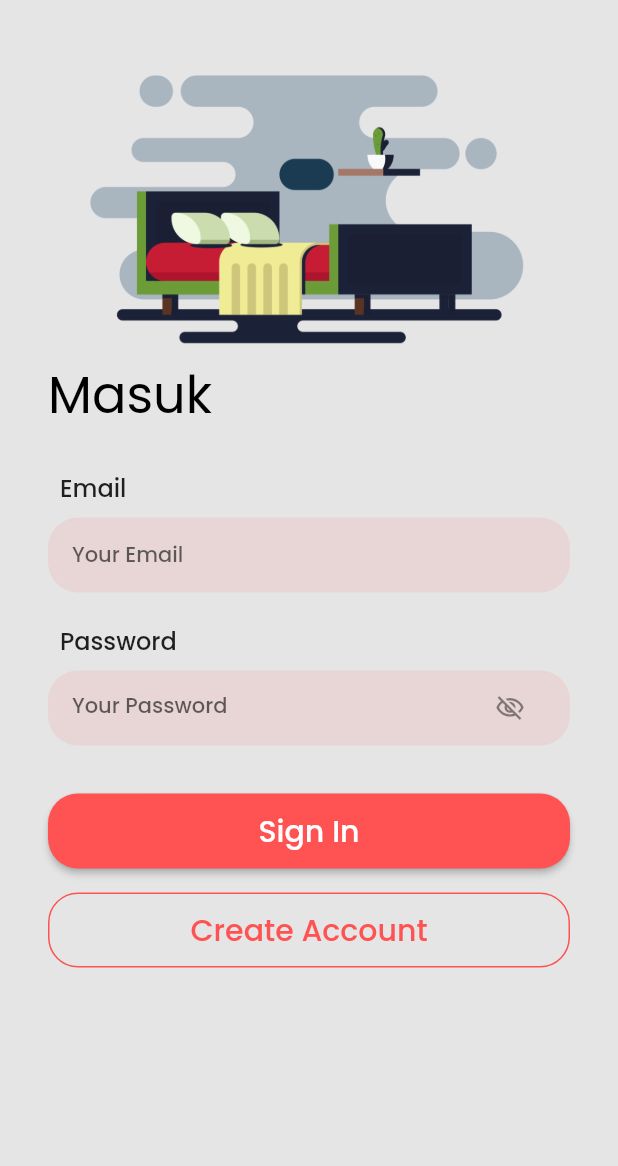
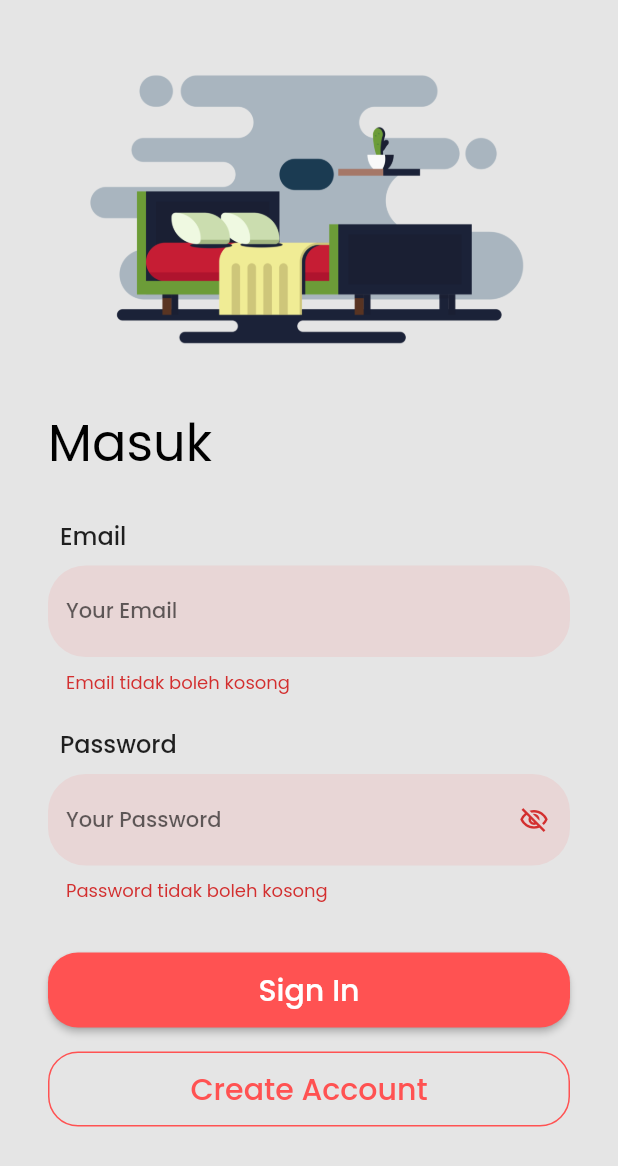
Before and after one commit to ianahmfac/Ala-Kosan, a Flutter app: the LoginPage screen opened directly, after a tap on "Sign In", on a phone screen of 412 x 824 dp. Shown: the top 1166 px of the screen. Run offline on Flutter 3.47's test engine with Material 2 defaults, Android fonts, the light colour scheme and no system bars; our stand-ins replace google_fonts, shared_preferences; accounts and stored records are empty.

Commit message:
Design UI Sign Up Page

```diff
--- a/lib/helpers/constants.dart
+++ b/lib/helpers/constants.dart
@@ -18,4 +18,11 @@ class Constants {
       "image": "assets/images/onboard-save-money.png",
     },
   ];
+
+  static bool isValidEmail(String email) {
+    bool regex = RegExp(
+            r"^[a-zA-Z0-9.a-zA-Z0-9.!#$%&'*+-/=?^_`{|}~]+@[a-zA-Z0-9]+\.[a-zA-Z]+")
+        .hasMatch(email);
+    return regex;
+  }
 }
--- a/lib/main.dart
+++ b/lib/main.dart
@@ -1,3 +1,4 @@
+import 'package:ala_kosan/pages.dart/signup_page.dart';
 import 'package:ala_kosan/pages.dart/wrapper.dart';
 import 'package:ala_kosan/shared/themes.dart';
 import 'package:flutter/cupertino.dart';
@@ -27,6 +28,9 @@ class MyApp extends StatelessWidget {
           textTheme: GoogleFonts.poppinsTextTheme(),
         ),
         home: Wrapper(),
+        routes: {
+          SignUpPage.routeName: (ctx) => SignUpPage(),
+        },
       ),
     );
   }
--- a/lib/pages.dart/login_page.dart
+++ b/lib/pages.dart/login_page.dart
@@ -1,14 +1,11 @@
+import 'package:ala_kosan/helpers/constants.dart';
+import 'package:ala_kosan/pages.dart/signup_page.dart';
 import 'package:ala_kosan/shared/device.dart';
 import 'package:ala_kosan/shared/themes.dart';
 import 'package:ala_kosan/widgets/container_form.dart';
 import 'package:flutter/material.dart';
 
-class LoginPage extends StatefulWidget {
-  @override
-  _LoginPageState createState() => _LoginPageState();
-}
-
-class _LoginPageState extends State<LoginPage> {
+class LoginPage extends StatelessWidget {
   @override
   Widget build(BuildContext context) {
     return Scaffold(
@@ -18,12 +15,14 @@ class _LoginPageState extends State<LoginPage> {
           crossAxisAlignment: CrossAxisAlignment.start,
           children: [
             SafeArea(
+              bottom: false,
               child: Image.asset(
                 "assets/images/gummy-bed.png",
                 height: heightOfDevice(context) * 0.25,
                 width: double.infinity,
               ),
             ),
+            SizedBox(height: 32),
             Text(
               "Masuk",
               style: contentTitle2(context),
@@ -43,11 +42,21 @@ class SignInForm extends StatefulWidget {
 }
 
 class _SignInFormState extends State<SignInForm> {
-  GlobalKey _formKey = GlobalKey<FormState>();
-  GlobalKey _emailKey = GlobalKey<FormFieldState>();
-  GlobalKey _passwordKey = GlobalKey<FormFieldState>();
+  final _formKey = GlobalKey<FormState>();
+  final _emailKey = GlobalKey<FormFieldState>();
+  final _passwordKey = GlobalKey<FormFieldState>();
+
+  String _email;
+  String _password;
 
   bool _isSecure = true;
+
+  void _signIn() async {
+    FocusManager.instance.primaryFocus.unfocus();
+    if (!_formKey.currentState.validate()) return;
+    _formKey.currentState.save();
+    print("$_email \n $_password");
+  }
 
   @override
   Widget build(BuildContext context) {
@@ -65,8 +74,24 @@ class _SignInFormState extends State<SignInForm> {
               autocorrect: false,
               decoration: InputDecoration(
                 hintText: "Your Email",
-                border: InputBorder.none,
+                border: OutlineInputBorder(
+                  borderRadius: BorderRadius.circular(25),
+                  borderSide: BorderSide.none,
+                ),
+                filled: true,
+                fillColor: primaryColor.withOpacity(0.1),
               ),
+              onChanged: (value) async {
+                await Future.delayed(Duration(seconds: 1));
+                _emailKey.currentState.validate();
+              },
+              onSaved: (newValue) => _email = newValue,
+              validator: (value) {
+                if (value.trim().isEmpty) return "Email tidak boleh kosong";
+                if (!Constants.isValidEmail(value))
+                  return "Format email tidak valid";
+                return null;
+              },
             ),
           ),
           SizedBox(height: 12),
@@ -81,7 +106,12 @@ class _SignInFormState extends State<SignInForm> {
               enableSuggestions: false,
               decoration: InputDecoration(
                 hintText: "Your Password",
-                border: InputBorder.none,
+                border: OutlineInputBorder(
+                  borderRadius: BorderRadius.circular(25),
+                  borderSide: BorderSide.none,
+                ),
+                fillColor: primaryColor.withOpacity(0.1),
+                filled: true,
                 suffixIcon: IconButton(
                   icon: Icon(
                     _isSecure
@@ -96,6 +126,17 @@ class _SignInFormState extends State<SignInForm> {
                   },
                 ),
               ),
+              onChanged: (value) async {
+                await Future.delayed(Duration(seconds: 1));
+                _passwordKey.currentState.validate();
+              },
+              onSaved: (newValue) => _password = newValue,
+              validator: (value) {
+                if (value.trim().isEmpty) return "Password tidak boleh kosong";
+                if (value.length <= 8)
+                  return "Password setidaknya memiliki 8 karakter";
+                return null;
+              },
             ),
           ),
           SizedBox(height: 32),
@@ -103,7 +144,7 @@ class _SignInFormState extends State<SignInForm> {
             height: 50,
             width: double.infinity,
             child: ElevatedButton(
-              onPressed: () {},
+              onPressed: _signIn,
               child: Text(
                 "Sign In",
                 style: contentTitle(context).copyWith(color: Colors.white),
@@ -115,7 +156,8 @@ class _SignInFormState extends State<SignInForm> {
             height: 50,
             width: double.infinity,
             child: OutlinedButton(
-              onPressed: () {},
+              onPressed: () =>
+                  Navigator.pushNamed(context, SignUpPage.routeName),
               child: Text(
                 "Create Account",
                 style: contentTitle(context).copyWith(color: primaryColor),
--- a/lib/widgets/container_form.dart
+++ b/lib/widgets/container_form.dart
@@ -21,16 +21,7 @@ class ContainerForm extends StatelessWidget {
             style: contentBody(context),
           ),
         ),
-        Container(
-          height: 50,
-          padding: const EdgeInsets.symmetric(horizontal: 16),
-          decoration: BoxDecoration(
-            color: primaryColor.withOpacity(0.1),
-            borderRadius: BorderRadius.circular(20),
-          ),
-          alignment: Alignment.center,
-          child: child,
-        ),
+        child,
       ],
     );
   }
```
Also changed, not shown: lib/pages.dart/signup_page.dart (added, +285 -0 lines), lib/widgets/circle_icon_button.dart (added, +21 -0 lines).
